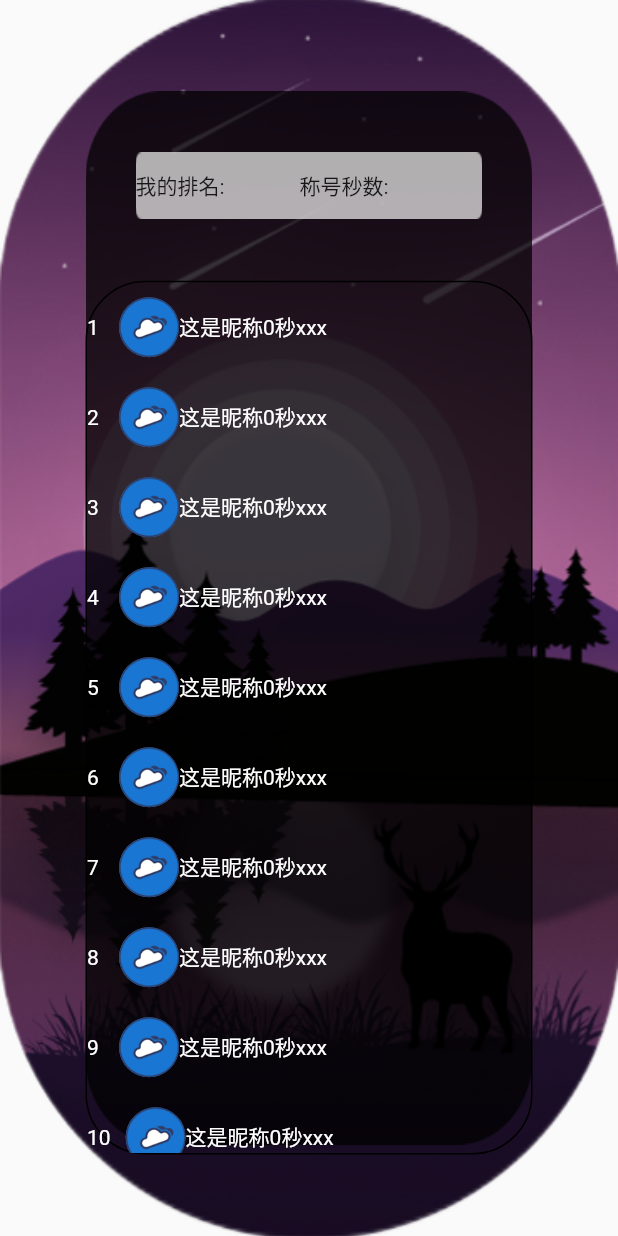
After one commit to LryIII/memory_practice, a Flutter app: the RankContent screen opened directly, on a phone screen of 412 x 824 dp. The commit adds this screen. Run offline on Flutter 3.47's test engine with Material 2 defaults, Android fonts, the light colour scheme and no system bars; our stand-ins replace flutter_smart_dialog, percent_indicator, stop_watch_timer.

Commit message:
add: first attempt to build rank page

```diff
--- a/lib/pages/home/home_content.dart
+++ b/lib/pages/home/home_content.dart
@@ -55,7 +55,7 @@ class HomeContent extends StatelessWidget {
               alignment: const Alignment(0,0.15),
               imageUrl: 'assets/images/rank.png',
               onTap:(){
-                Navigator.of(context).pushNamed('/entrance');
+                Navigator.of(context).pushNamed('/rank');
               },
             ),
             AlignImageButton(
--- /dev/null
+++ b/lib/pages/rank/rank_main.dart
@@ -0,0 +1,122 @@
+import 'package:flutter/material.dart';
+
+class RankContent extends StatefulWidget {
+  const RankContent({Key? key}) : super(key: key);
+
+  @override
+  _RankContentState createState() => _RankContentState();
+}
+
+class _RankContentState extends State<RankContent> {
+  late int itemCount;
+  @override
+  void initState() {
+    itemCount=20;
+    super.initState();
+  }
+  @override
+  Widget build(BuildContext context) {
+    return Scaffold(
+      body: Container(
+        height: double.infinity,
+        width: double.infinity,
+        decoration: const BoxDecoration(
+          image: DecorationImage(
+            image: AssetImage('assets/images/rank_background.png'),
+            fit: BoxFit.cover,
+          )
+        ),
+        child: Stack(
+          children:  [
+            const Align(
+              alignment: Alignment(0,0),
+              child: SizedBox(
+                height: 747*0.94,
+                width: 317*0.94,
+                child: Image(
+                  image: AssetImage('assets/images/transparent_rank.png'),
+                  fit: BoxFit.fill,
+                ),
+              ),
+            ),
+            Align(
+              alignment: const Alignment(0,-0.74),
+              child: Container(
+                height: 50*0.9,
+                width: 257*0.9,
+                decoration: const BoxDecoration(
+                  image: DecorationImage(
+                    image: AssetImage('assets/images/transparent_rank_1.png'),
+                    fit: BoxFit.fill,
+                  )
+                ),
+                child: Row(
+                  children: const [
+                    Text(
+                      "我的排名:"
+                    ),
+                    SizedBox(width: 50,),
+                    Text("称号秒数:")
+                  ],
+                ),
+              ),
+            ),
+            Align(
+              alignment: const Alignment(0,0.55),
+              child: Container(
+                width: 317*0.94,
+                height: 420+162.5,
+                decoration: BoxDecoration(
+                  border: Border.all(),
+                  borderRadius: BorderRadius.circular(40.0),
+                ),
+                child: ListView.builder(
+                  padding: const EdgeInsets.only(top: 0.0),
+                  itemCount: itemCount,
+                  itemBuilder: (context,index){
+                    int rankIndex=index+1;
+                    return Container(
+                      height: 60,
+                      child: Row(
+                        children: [
+                          Text(
+                            rankIndex<=9?"$rankIndex ":"$rankIndex",
+                            style: const TextStyle(
+                              color: Colors.white,
+                            ),
+                          ),
+                          const SizedBox(width: 10,),
+                          const CircleAvatar(
+                            backgroundImage: AssetImage('assets/images/twt_round.png'),
+                          ),
+                          const Text(
+                            "这是昵称",
+                            style: TextStyle(
+                              color: Colors.white
+                            ),
+                          ),
+                          const Text(
+                            "0秒xxx",
+                            style: TextStyle(
+                                color: Colors.white
+                            ),
+                          ),
+                        ],
+                      ),
+                      // decoration: BoxDecoration(
+                      //   border: Border.all(
+                      //     color: Colors.black,
+                      //   )
+                      // ),
+                    );
+                  },
+                  physics: const BouncingScrollPhysics(),
+                ),
+              ),
+            )
+          ],
+        ),
+      ),
+    );
+  }
+}
--- a/lib/routes.dart
+++ b/lib/routes.dart
@@ -2,10 +2,12 @@ import 'package:flutter/material.dart';
 import 'package:memory_practice/pages/game/game_main.dart';
 import 'package:memory_practice/pages/home/entrance.dart';
 import 'package:memory_practice/pages/home/home_content.dart';
+import 'package:memory_practice/pages/rank/rank_main.dart';
 final routes={
   '/':(_)=>HomeContent(),
   '/entrance':(_)=>const EntrancePage(),
   '/game_main':(_)=>const GameMain(),
+  '/rank':(_)=>const RankContent(),
 };
 Route? onGenerateRoute(RouteSettings settings){
   final String? name=settings.name;
```
Also changed, not shown: assets/images/1.5x/rank_background.png (added), assets/images/1.5x/transparent_rank.png (added), assets/images/1.5x/transparent_rank_1.png (added), assets/images/2x/rank_background.png (added), assets/images/2x/transparent_rank.png (added), assets/images/2x/transparent_rank_1.png (added), assets/images/3x/rank_background.png (added), assets/images/3x/transparent_rank.png (added), assets/images/3x/transparent_rank_1.png (added), assets/images/4x/rank_background.png (added), assets/images/4x/transparent_rank.png (added), assets/images/4x/transparent_rank_1.png (added), assets/images/rank_background.png (added), assets/images/transparent_rank.png (added), 1 more files.
